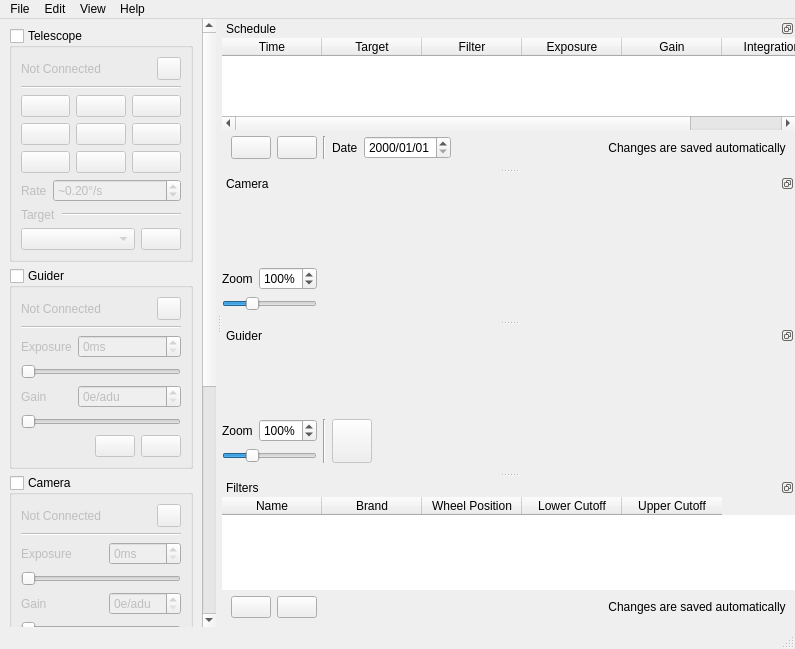
Qt form qt5/mainwindow.ui (EthanChappel/Ecliptic) before a commit.
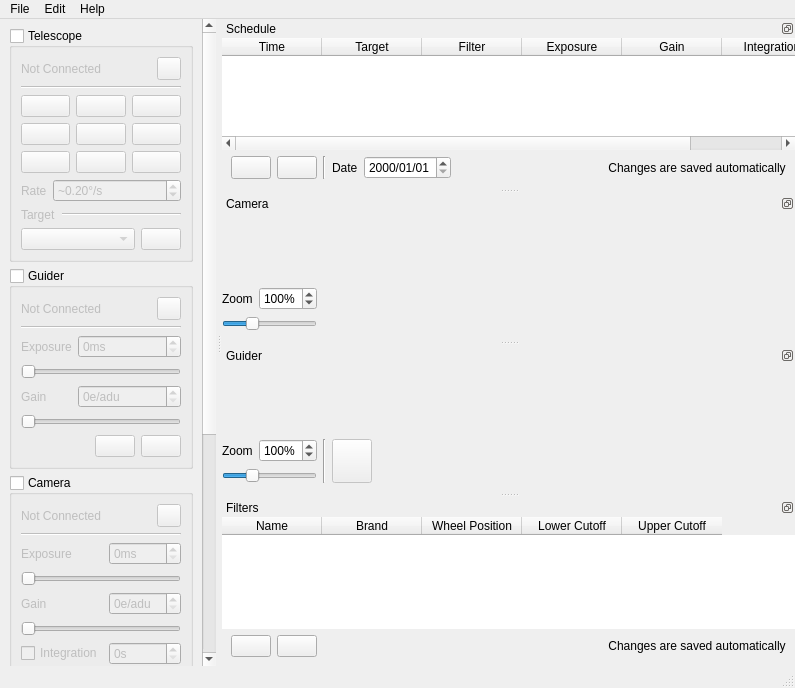
The same form after that commit. Icons and pictures are not drawn.

Commit message: Remove target window.

Patch:
```diff
--- a/qt5/mainwindow.ui
+++ b/qt5/mainwindow.ui
@@ -8,7 +8,7 @@
     <x>0</x>
     <y>0</y>
     <width>795</width>
-    <height>649</height>
+    <height>688</height>
    </rect>
   </property>
   <property name="windowTitle">
@@ -81,8 +81,8 @@
         <rect>
          <x>0</x>
          <y>0</y>
-         <width>178</width>
-         <height>921</height>
+         <width>227</width>
+         <height>1247</height>
         </rect>
        </property>
        <layout class="QFormLayout" name="formLayout_4">
@@ -1364,7 +1364,7 @@
      <x>0</x>
      <y>0</y>
      <width>795</width>
-     <height>17</height>
+     <height>25</height>
     </rect>
    </property>
    <widget class="QMenu" name="file_menu">
@@ -1415,15 +1415,8 @@
     </property>
     <addaction name="action_about"/>
    </widget>
-   <widget class="QMenu" name="menuView">
-    <property name="title">
-     <string>View</string>
-    </property>
-    <addaction name="targets_action"/>
-   </widget>
    <addaction name="file_menu"/>
    <addaction name="menu_edit"/>
-   <addaction name="menuView"/>
    <addaction name="help_menu"/>
   </widget>
   <widget class="QDockWidget" name="schedule_dockwidget">
@@ -1699,8 +1692,8 @@
          <rect>
           <x>0</x>
           <y>0</y>
-          <width>606</width>
-          <height>49</height>
+          <width>550</width>
+          <height>83</height>
          </rect>
         </property>
         <layout class="QVBoxLayout" name="verticalLayout_4">
@@ -1856,8 +1849,8 @@
          <rect>
           <x>0</x>
           <y>0</y>
-          <width>606</width>
-          <height>49</height>
+          <width>550</width>
+          <height>83</height>
          </rect>
         </property>
         <layout class="QVBoxLayout" name="verticalLayout_6">
```
The commit also changes 4 other files.
